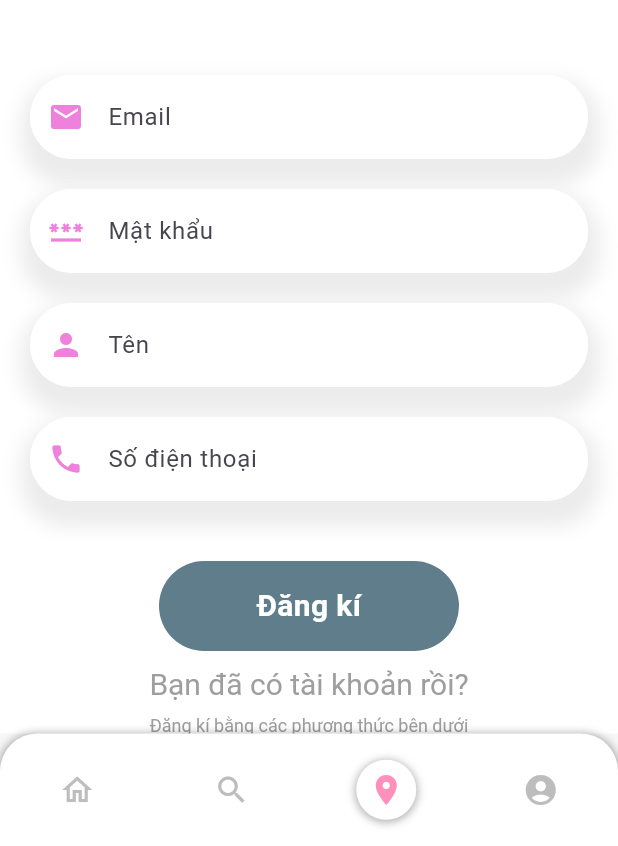
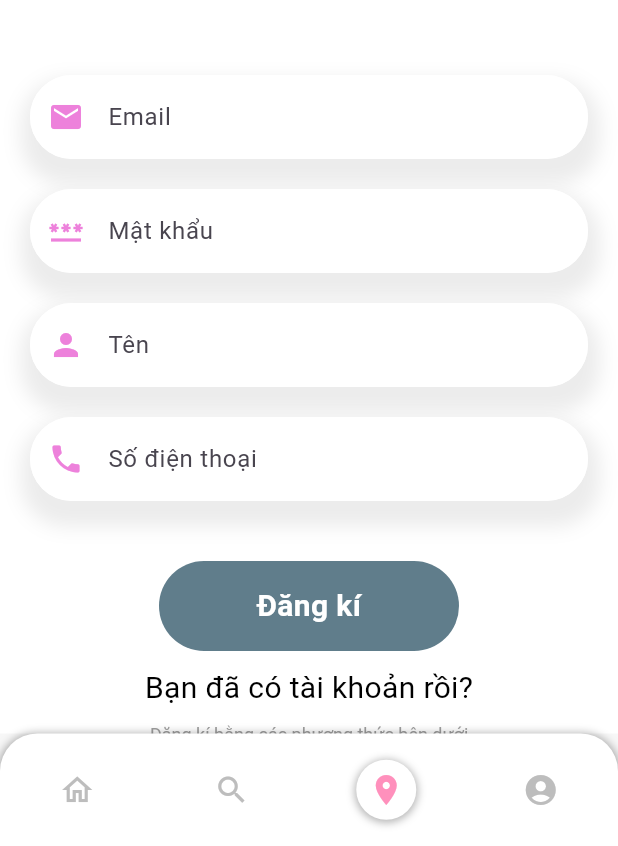
Before and after one commit to nmp2002/Flutter_project, a Flutter app: the screen it shows after launch, item 3 of the bottom bar chosen, on a phone screen of 412 x 824 dp, the part 390-1236 px from its top. Run offline on Flutter 3.47's test engine with Material 3 defaults, Android fonts, the phone set to English and light mode, and no system bars; our stand-ins replace carousel_slider, get; missing offline and left inert: dart:html; network calls fail; key blocks and very long unbroken strings in the code were emptied for the run.

```diff
--- a/lib/routing/routing_scaffold.dart
+++ b/lib/routing/routing_scaffold.dart
@@ -2,11 +2,7 @@ import 'package:bookingapp/screen/home_page.dart';
 import 'package:bookingapp/widgets/bottombar_item.dart';
 import 'package:flutter/material.dart';
 import 'package:bookingapp/screen/sign_up_page.dart';
-
 import 'package:bookingapp/screen/account_page.dart';
-
-import 'package:bookingapp/screen/account_page.dart';
-
 import 'package:bookingapp/screen/search.dart';
 import 'package:bookingapp/screen/sign_in_page.dart';
 
@@ -69,12 +65,7 @@ class _RoutingScaffoldState extends State<RoutingScaffold> {
           HomePage(),
           const SearchPage(),
           const SignUpPage(),
-<<<<<<< HEAD
           const SignInPage()
-=======
-          const SearchPage(),
-          const AccountPage()
->>>>>>> 4fb0f384d845cfbb302f0effcdbaa36e3486700e
         ],
       ),
     );
--- a/lib/screen/sign_up_page.dart
+++ b/lib/screen/sign_up_page.dart
@@ -91,16 +91,21 @@ class SignUpPage extends StatelessWidget {
               SizedBox(
                 height: 10,
               ),
-              RichText(
-                  text: TextSpan(
-                      recognizer: TapGestureRecognizer()
-                        ..onTap = () => Get.to(SignInPage(),
-                            transition: Transition.downToUp),
-                      text: "Bạn đã có tài khoản rồi?",
-                      style: TextStyle(
-                        color: Colors.grey,
-                        fontSize: 20,
-                      ))),
+              GestureDetector(
+                onTap: () {
+                  Navigator.push(
+                    context,
+                    MaterialPageRoute(builder: (context) => SignInPage()),
+                  );
+                },
+                child: Text(
+                  "Bạn đã có tài khoản rồi?",
+                  style: TextStyle(
+                    color: Color.fromARGB(255, 0, 0, 0),
+                    fontSize: 20,
+                  ),
+                ),
+              ),
               SizedBox(
                 height: 10,
               ),
```
Also changed, not shown: lib/screen/sign_in_page.dart (+16 -9 lines).
